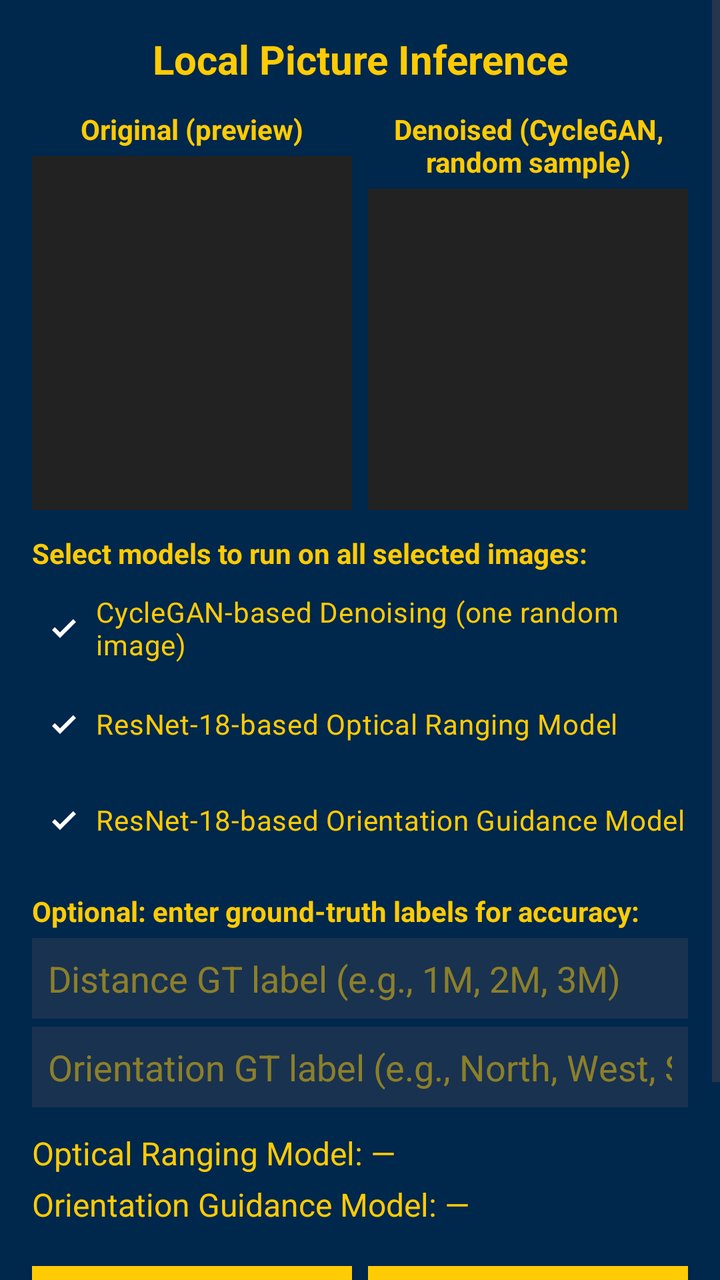
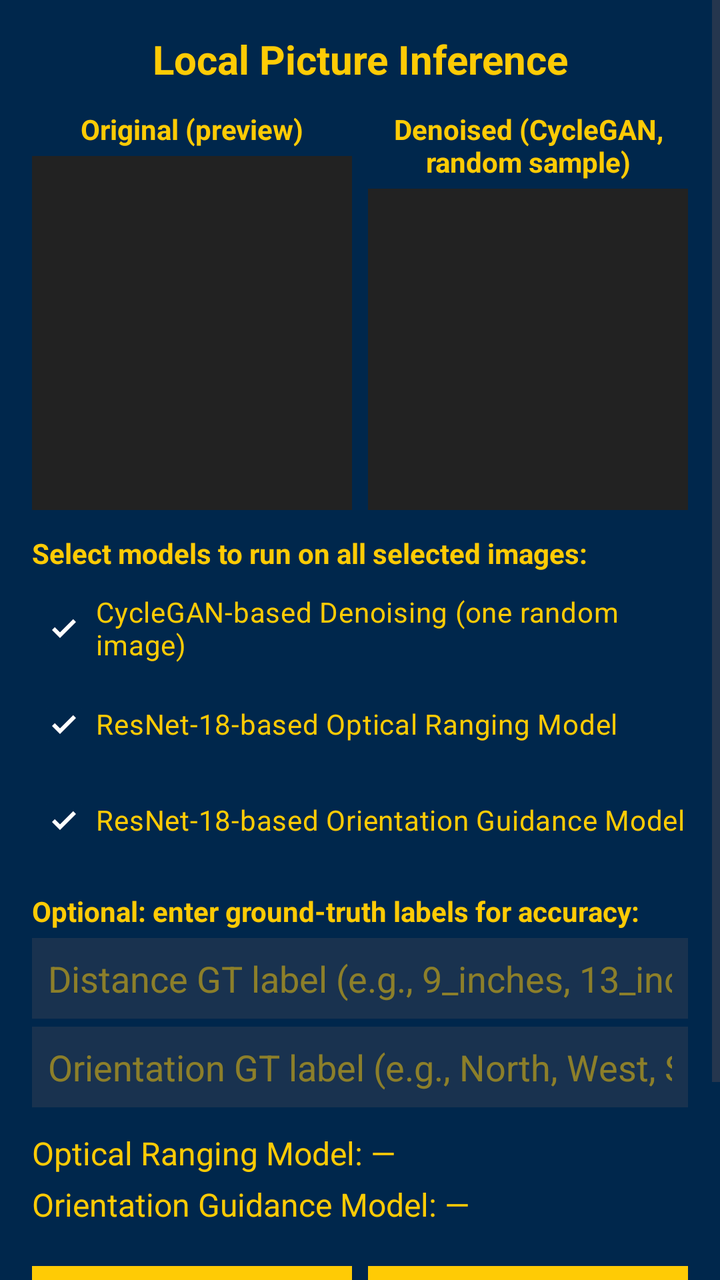

The first picture is an Android layout as it rendered before a commit; the second is the same layout after the commit. The layout source and the unified diff follow.
<!-- AndroidManifest.xml: application theme Theme.UStar -->
<!-- res/layout/activity_local_picture_inference.xml -->
<?xml version="1.0" encoding="utf-8"?>
<ScrollView xmlns:android="http://schemas.android.com/apk/res/android"
    android:layout_width="match_parent"
    android:layout_height="match_parent"
    android:background="#00274C">

    <LinearLayout
        android:id="@+id/local_inference_root"
        android:layout_width="match_parent"
        android:layout_height="wrap_content"
        android:orientation="vertical"
        android:padding="16dp"
        android:background="#00274C">

        <TextView
            android:id="@+id/titleText"
            android:layout_width="match_parent"
            android:layout_height="wrap_content"
            android:text="Local Picture Inference"
            android:textSize="20sp"
            android:textStyle="bold"
            android:gravity="center_horizontal"
            android:paddingBottom="12dp"
            android:textColor="#FFCB05" />

        
        <LinearLayout
            android:layout_width="match_parent"
            android:layout_height="200dp"
            android:orientation="horizontal">

            <LinearLayout
                android:layout_width="0dp"
                android:layout_height="match_parent"
                android:layout_weight="1"
                android:orientation="vertical">

                <TextView
                    android:layout_width="match_parent"
                    android:layout_height="wrap_content"
                    android:text="Original (preview)"
                    android:textStyle="bold"
                    android:textSize="14sp"
                    android:paddingBottom="4dp"
                    android:gravity="center_horizontal"
                    android:textColor="#FFCB05" />

                <ImageView
                    android:id="@+id/imageOriginal"
                    android:layout_width="match_parent"
                    android:layout_height="0dp"
                    android:layout_weight="1"
                    android:adjustViewBounds="true"
                    android:scaleType="fitCenter"
                    android:background="#222222"
                    android:contentDescription="Original image preview" />
            </LinearLayout>

            <LinearLayout
                android:layout_width="0dp"
                android:layout_height="match_parent"
                android:layout_weight="1"
                android:orientation="vertical"
                android:layout_marginStart="8dp">

                <TextView
                    android:layout_width="match_parent"
                    android:layout_height="wrap_content"
                    android:text="Denoised (CycleGAN, random sample)"
                    android:textStyle="bold"
                    android:textSize="14sp"
                    android:paddingBottom="4dp"
                    android:gravity="center_horizontal"
                    android:textColor="#FFCB05" />

                <ImageView
                    android:id="@+id/imageDenoised"
                    android:layout_width="match_parent"
                    android:layout_height="0dp"
                    android:layout_weight="1"
                    android:adjustViewBounds="true"
                    android:scaleType="fitCenter"
                    android:background="#222222"
                    android:contentDescription="CycleGAN denoised image" />
            </LinearLayout>
        </LinearLayout>

        <ProgressBar
            android:id="@+id/inferenceProgress"
            style="?android:attr/progressBarStyleSmall"
            android:layout_width="wrap_content"
            android:layout_height="wrap_content"
            android:layout_gravity="center_horizontal"
            android:layout_marginTop="8dp"
            android:visibility="gone" />

        
        <TextView
            android:id="@+id/textModelSelectionLabel"
            android:layout_width="match_parent"
            android:layout_height="wrap_content"
            android:text="Select models to run on all selected images:"
            android:textSize="14sp"
            android:textStyle="bold"
            android:paddingTop="12dp"
            android:paddingBottom="4dp"
            android:textColor="#FFCB05" />

        <LinearLayout
            android:id="@+id/modelSelectionRow"
            android:layout_width="match_parent"
            android:layout_height="wrap_content"
            android:orientation="vertical">

            <CheckBox
                android:id="@+id/checkCycleGAN"
                android:layout_width="wrap_content"
                android:layout_height="wrap_content"
                android:checked="true"
                android:text="CycleGAN-based Denoising (one random image)"
                android:textColor="#FFCB05" />

            <CheckBox
                android:id="@+id/checkOpticalRanging"
                android:layout_width="wrap_content"
                android:layout_height="wrap_content"
                android:checked="true"
                android:text="ResNet-18-based Optical Ranging Model"
                android:textColor="#FFCB05" />

            <CheckBox
                android:id="@+id/checkOrientation"
                android:layout_width="wrap_content"
                android:layout_height="wrap_content"
                android:checked="true"
                android:text="ResNet-18-based Orientation Guidance Model"
                android:textColor="#FFCB05" />
        </LinearLayout>

        
        <TextView
            android:id="@+id/textGroundTruthLabel"
            android:layout_width="match_parent"
            android:layout_height="wrap_content"
            android:text="Optional: enter ground-truth labels for accuracy:"
            android:textSize="14sp"
            android:textStyle="bold"
            android:paddingTop="12dp"
            android:paddingBottom="4dp"
            android:textColor="#FFCB05" />

        <EditText
            android:id="@+id/editOpticalLabel"
            android:layout_width="match_parent"
            android:layout_height="wrap_content"
            android:hint="Distance GT label (e.g., 1M, 2M, 3M)"
            android:singleLine="true"
            android:padding="8dp"
            android:textColor="#FFCB05"
            android:textColorHint="#80FFCB05"
            android:background="#19324F" />

        <EditText
            android:id="@+id/editOrientationLabel"
            android:layout_width="match_parent"
            android:layout_height="wrap_content"
            android:hint="Orientation GT label (e.g., North, West, South, East)"
            android:singleLine="true"
            android:padding="8dp"
            android:layout_marginTop="4dp"
            android:textColor="#FFCB05"
            android:textColorHint="#80FFCB05"
            android:background="#19324F" />

        <TextView
            android:id="@+id/textOpticalResult"
            android:layout_width="match_parent"
            android:layout_height="wrap_content"
            android:text="Optical Ranging Model: —"
            android:textSize="16sp"
            android:paddingTop="12dp"
            android:textColor="#FFCB05" />

        <TextView
            android:id="@+id/textOrientationResult"
            android:layout_width="match_parent"
            android:layout_height="wrap_content"
            android:text="Orientation Guidance Model: —"
            android:textSize="16sp"
            android:paddingTop="4dp"
            android:paddingBottom="12dp"
            android:textColor="#FFCB05" />

        
        <LinearLayout
            android:layout_width="match_parent"
            android:layout_height="wrap_content"
            android:orientation="horizontal"
            android:gravity="center"
            android:paddingTop="8dp">

            <androidx.appcompat.widget.AppCompatButton
                android:id="@+id/btnSelectImage"
                android:layout_width="0dp"
                android:layout_height="wrap_content"
                android:layout_weight="1"
                android:text="Choose Images"
                android:textColor="#00274C"
                android:background="#FFCB05" />

            <androidx.appcompat.widget.AppCompatButton
                android:id="@+id/btnRunInference"
                android:layout_width="0dp"
                android:layout_height="wrap_content"
                android:layout_weight="1"
                android:layout_marginStart="8dp"
                android:text="Run Selected Models"
                android:enabled="false"
                android:textColor="#00274C"
                android:background="#FFCB05" />
        </LinearLayout>

        
        <androidx.appcompat.widget.AppCompatButton
            android:id="@+id/btnLaunchAr"
            android:layout_width="match_parent"
            android:layout_height="wrap_content"
            android:layout_marginTop="12dp"
            android:text="Launch AR Activity"
            android:textColor="#00274C"
            android:background="#FFCB05" />

    </LinearLayout>
</ScrollView>
<!-- resources referenced by this layout -->
<resources>
  <style name="Theme.UStar" parent="Base.Theme.UStar" />
  <style name="Base.Theme.UStar" parent="Theme.Material3.DayNight.NoActionBar">
          
          <item name="colorPrimary">@color/darkBlue</item>
      </style>
  <color name="darkBlue">#00274C</color>
</resources>

<!-- the commit's change to res/layout/activity_local_picture_inference.xml (unified diff, before → after) -->
@@ -153,7 +153,7 @@
             android:id="@+id/editOpticalLabel"
             android:layout_width="match_parent"
             android:layout_height="wrap_content"
-            android:hint="Distance GT label (e.g., 1M, 2M, 3M)"
+            android:hint="Distance GT label (e.g., 9_inches, 13_inches)"
             android:singleLine="true"
             android:padding="8dp"
             android:textColor="#FFCB05"
@@ -164,7 +164,7 @@
             android:id="@+id/editOrientationLabel"
             android:layout_width="match_parent"
             android:layout_height="wrap_content"
-            android:hint="Orientation GT label (e.g., North, West, South, East)"
+            android:hint="Orientation GT label (e.g., North, West, South)"
             android:singleLine="true"
             android:padding="8dp"
             android:layout_marginTop="4dp"
